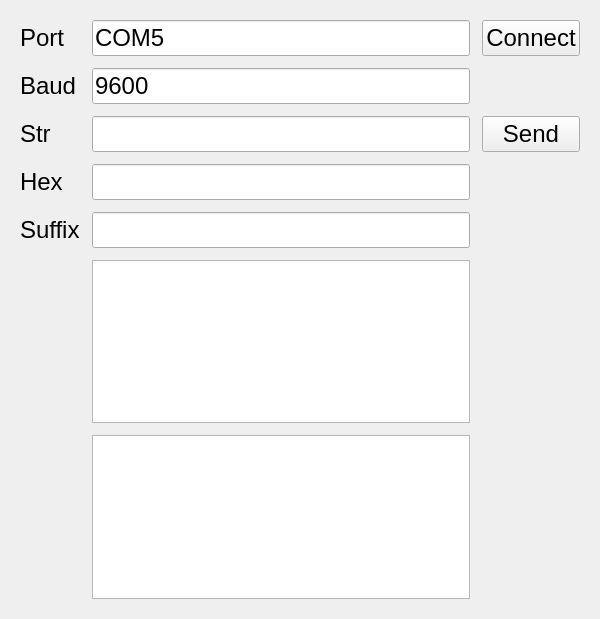
Above: Terminal.ui from salinsalins/TangoUtils before the change. Below: the same form after it.
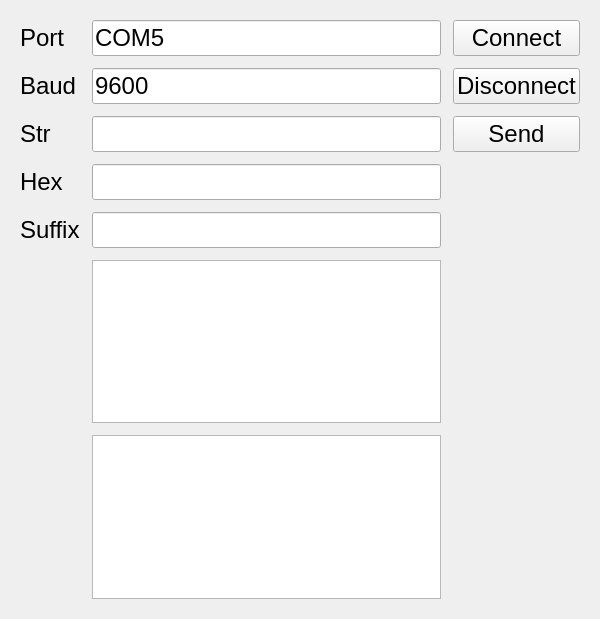
That is the form after the change. Icons and pictures are not drawn.

Patch:
```diff
--- a/Terminal.ui
+++ b/Terminal.ui
@@ -218,6 +218,18 @@
         </property>
        </widget>
       </item>
+      <item row="1" column="2">
+       <widget class="QPushButton" name="pushButton_3">
+        <property name="font">
+         <font>
+          <pointsize>18</pointsize>
+         </font>
+        </property>
+        <property name="text">
+         <string>Disconnect</string>
+        </property>
+       </widget>
+      </item>
      </layout>
     </item>
    </layout>
```
